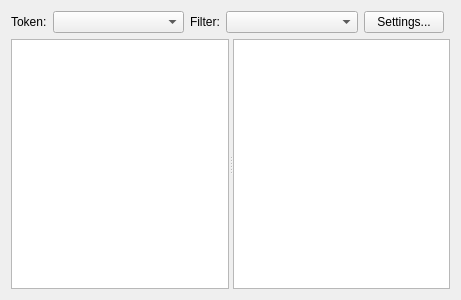
Old version of the form addons/kate/pate/src/plugins/gid/tool.ui in the repository KDE/kate.
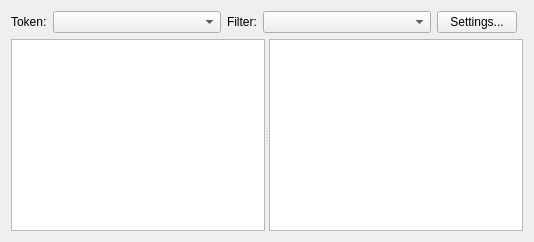
New version of the form. Custom widgets are drawn as their Qt base class.

Commit message: remove useless geometry property from some UI files

```diff
--- a/addons/kate/pate/src/plugins/gid/tool.ui
+++ b/addons/kate/pate/src/plugins/gid/tool.ui
@@ -2,14 +2,6 @@
 <ui version="4.0">
  <class>tool</class>
  <widget class="QWidget" name="tool">
-  <property name="geometry">
-   <rect>
-    <x>0</x>
-    <y>0</y>
-    <width>461</width>
-    <height>300</height>
-   </rect>
-  </property>
   <layout class="QGridLayout" name="gridLayout">
    <item row="1" column="3">
     <widget class="KHistoryComboBox" name="filter">
```
The commit also changes 22 other files.
